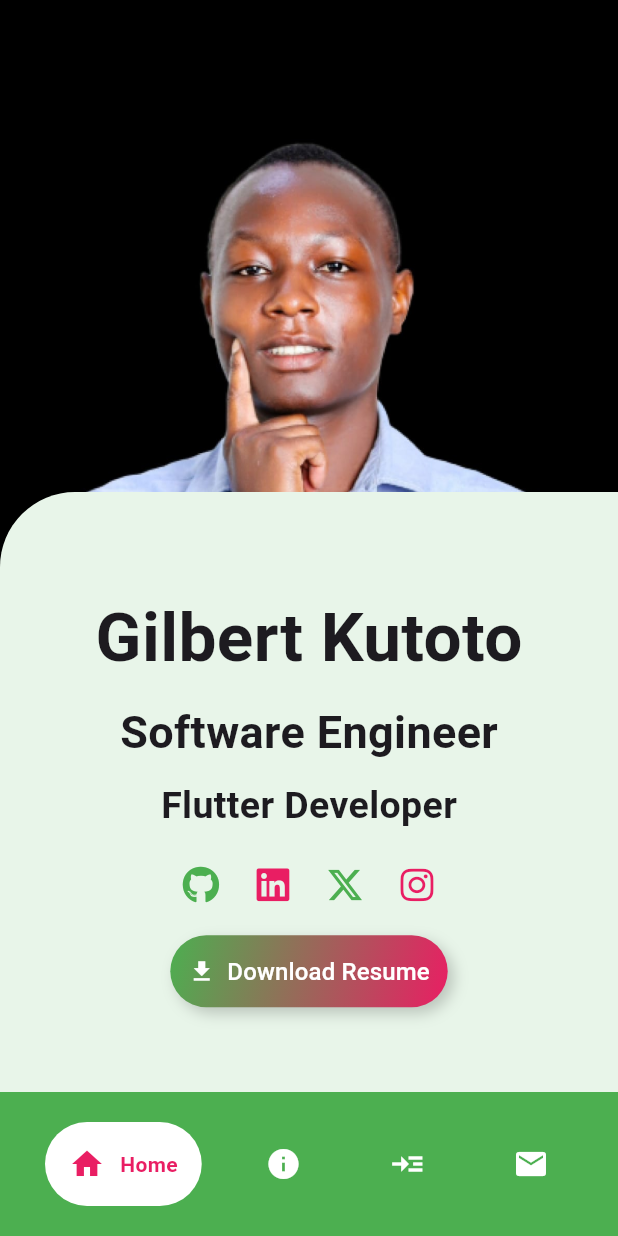
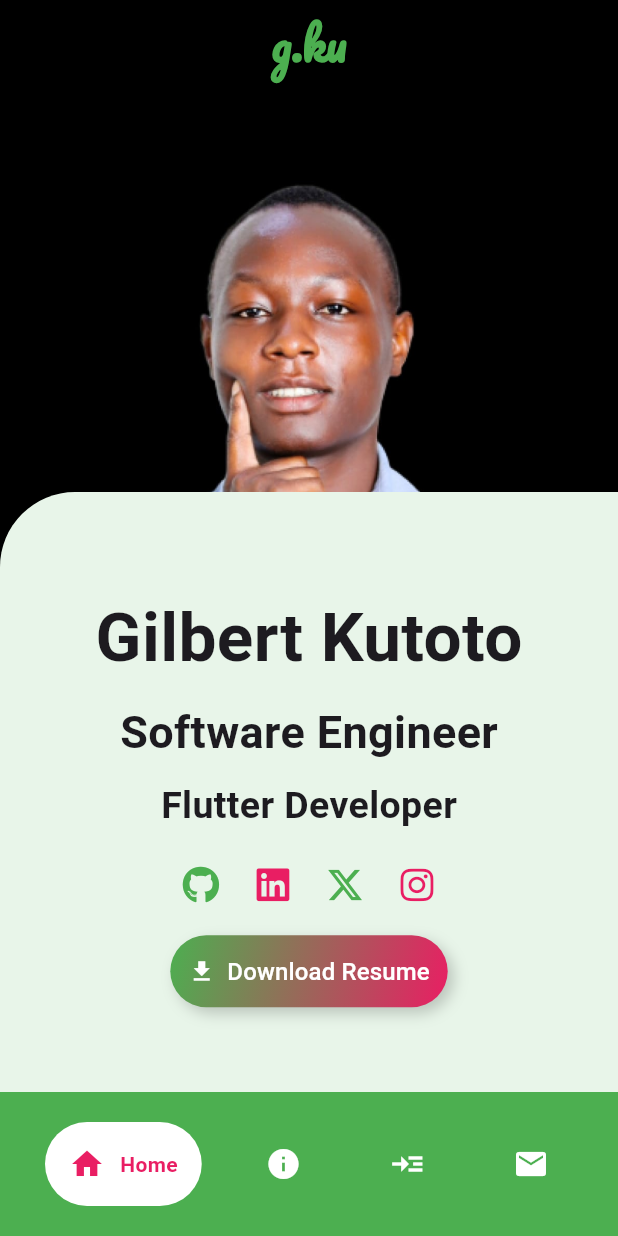
Before and after one commit to gilbert-ku/Flutter-Portfolio-App, a Flutter app: the screen it shows after launch, on a phone screen of 412 x 824 dp. Run offline on Flutter 3.47's test engine with Material 3 defaults, Android fonts, the phone set to English and light mode, and no system bars; drawn by our look-alikes of google_nav_bar; our stand-ins replace dio, font_awesome_flutter, go_router, google_fonts, permission_handler; Roboto replaces fonts that are missing (Domine).

```diff
--- a/lib/pages/contact_page.dart
+++ b/lib/pages/contact_page.dart
@@ -106,7 +106,7 @@ class ContactPage extends StatelessWidget {
                 height: 10.0,
               ),
 
-              // text to field the form
+              // text form header
               Padding(
                 padding: const EdgeInsets.only(left: 8.0),
                 child: Text(
--- a/lib/pages/home_page.dart
+++ b/lib/pages/home_page.dart
@@ -1,6 +1,6 @@
 import 'package:flutter/material.dart';
-import 'package:gku/widgets/landind_page.dart';
-// import 'package:google_fonts/google_fonts.dart';
+import 'package:gku/widgets/landing_page.dart';
+import 'package:google_fonts/google_fonts.dart';
 
 class HomePage extends StatelessWidget {
   const HomePage({super.key});
@@ -10,28 +10,28 @@ class HomePage extends StatelessWidget {
   @override
   Widget build(BuildContext context) {
     return Scaffold(
-      // appBar: AppBar(
-      //   elevation: 0,
-      //   backgroundColor: Colors.black,
-      //   title: Row(
-      //     mainAxisAlignment: MainAxisAlignment.center,
-      //     children: [
-      //       Padding(
-      //         padding: const EdgeInsets.symmetric(horizontal: 10, vertical: 8),
-      //         child: Text(
-      //           "g.ku",
-      //           style: GoogleFonts.pacifico(
-      //             textStyle: TextStyle(
-      //               fontSize: 30,
-      //               color: Colors.green,
-      //               fontWeight: FontWeight.bold,
-      //             ),
-      //           ),
-      //         ),
-      //       ),
-      //     ],
-      //   ),
-      // ),
+      appBar: AppBar(
+        elevation: 0,
+        backgroundColor: Colors.black,
+        title: Row(
+          mainAxisAlignment: MainAxisAlignment.center,
+          children: [
+            Padding(
+              padding: const EdgeInsets.symmetric(horizontal: 10, vertical: 8),
+              child: Text(
+                "g.ku",
+                style: GoogleFonts.pacifico(
+                  textStyle: TextStyle(
+                    fontSize: 30,
+                    color: Colors.green,
+                    fontWeight: FontWeight.bold,
+                  ),
+                ),
+              ),
+            ),
+          ],
+        ),
+      ),
       body:  LandingPage(),
 
     );
--- a/pubspec.yaml
+++ b/pubspec.yaml
@@ -44,6 +44,7 @@ dependencies:
   permission_handler: ^11.3.1
   dio: ^5.7.0
   path: ^1.9.0
+  carousel_slider: ^5.0.0
 
 dev_dependencies:
   flutter_test:
```
Also changed, not shown: lib/widgets/landing_page.dart (renamed from lib/widgets/landind_page.dart), pubspec.lock.
